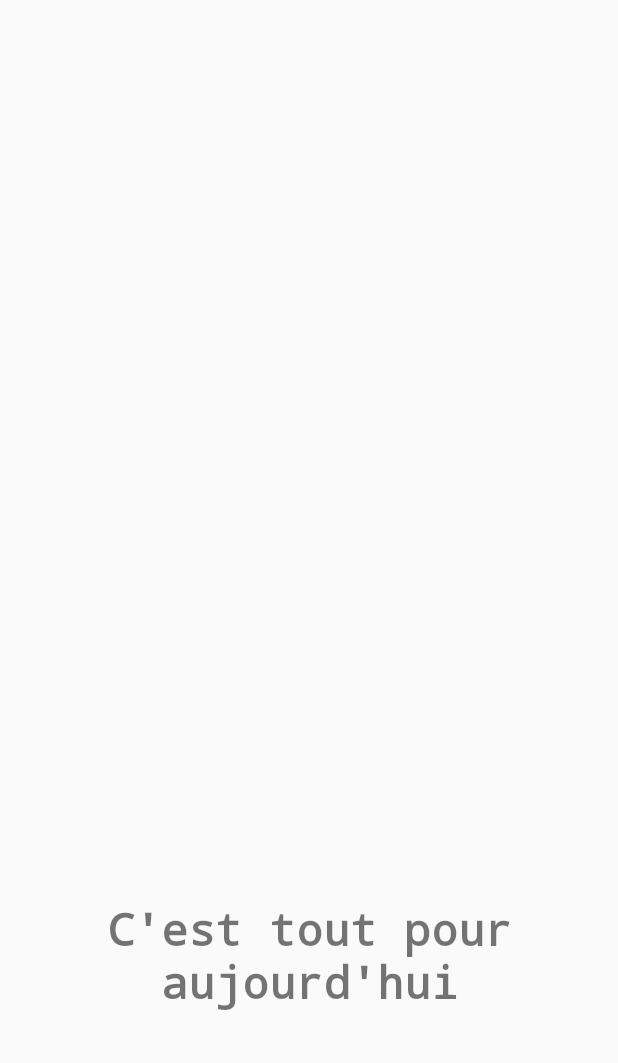
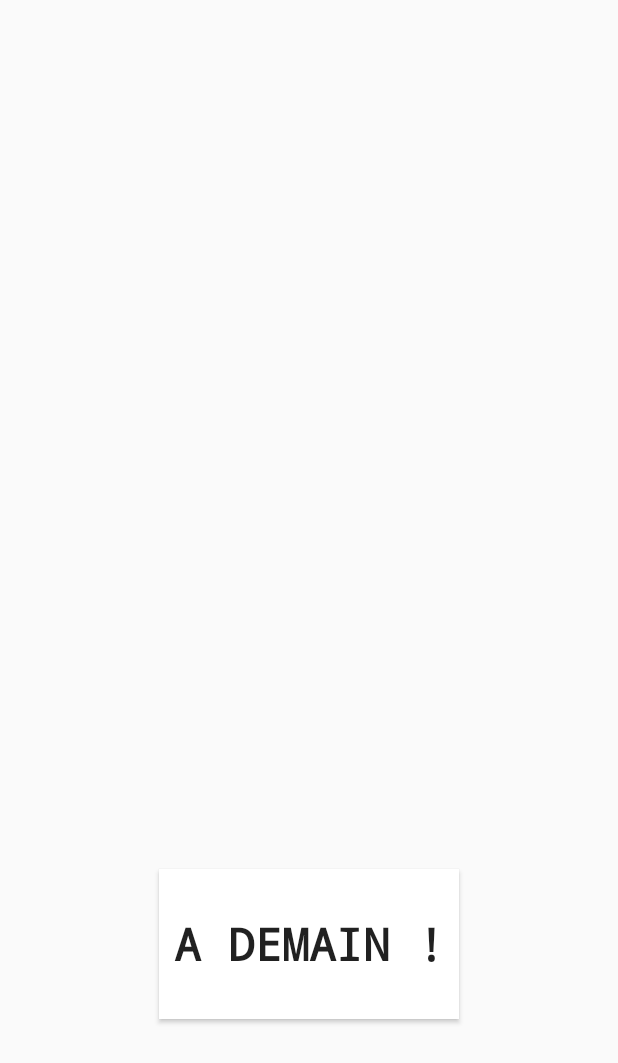
Before and after one commit to azze-r/inTouch, an Android app: the screen it shows after launch (MainActivity), on a phone screen of 412 x 824 dp. Shown: the top 1063 px of the screen. Run offline under Robolectric (Android 15) with nearby library versions, the phone set to English and light mode, and no system bars; libraries missing offline, so code that uses them is left out: com.yuyakaido.android, io.realm, io.realm.kotlin; plain views replace CardStackView; 8 statements that could not run were skipped.

Commit message:
udpate design and logo

```diff
--- a/app/build.gradle
+++ b/app/build.gradle
@@ -5,13 +5,13 @@ apply plugin: 'kotlin-android-extensions'
 apply plugin: 'realm-android'
 
 android {
-    compileSdkVersion 31
+    compileSdkVersion 33
     buildToolsVersion "29.0.3"
 
     defaultConfig {
         applicationId "com.example.stayconnected"
         minSdkVersion 21
-        targetSdkVersion 31
+        targetSdkVersion 33
         versionCode 2
         versionName "2.0"
 
--- a/app/src/main/AndroidManifest.xml
+++ b/app/src/main/AndroidManifest.xml
@@ -6,10 +6,9 @@
 
     <application
         android:allowBackup="true"
-        android:icon="@mipmap/touch"
+        android:icon="@drawable/logo_fam"
         android:label="@string/app_name"
         android:supportsRtl="true"
-
         android:theme="@style/AppTheme">
 
         <activity android:name=".sample.ui.PermissionsActivity"
--- a/app/src/main/java/com/example/stayconnected/sample/ui/MainActivity.kt
+++ b/app/src/main/java/com/example/stayconnected/sample/ui/MainActivity.kt
@@ -10,6 +10,7 @@ import android.view.View
 import android.view.animation.LinearInterpolator
 import android.widget.TextView
 import androidx.appcompat.app.AppCompatActivity
+import androidx.core.view.isVisible
 import androidx.drawerlayout.widget.DrawerLayout
 import androidx.recyclerview.widget.DefaultItemAnimator
 import androidx.recyclerview.widget.DiffUtil
@@ -58,9 +59,13 @@ class MainActivity : AppCompatActivity(), CardStackListener {
 
         populateContacts()
 
+        endView.setOnClickListener {
+            onBackPressedDispatcher.onBackPressed()
+        }
     }
 
-    fun populateContacts(){
+
+    private fun populateContacts(){
         val sharedPref = this.getPreferences(Context.MODE_PRIVATE) ?: return
 
         Realm.init(this)
@@ -187,7 +192,8 @@ class MainActivity : AppCompatActivity(), CardStackListener {
     }
 
     override fun onBackPressed() {
-        // do nothing
+        if (endView.isVisible)
+            onBackPressedDispatcher.onBackPressed()
     }
 
     override fun onCardDragging(direction: Direction, ratio: Float) {
--- a/app/src/main/java/com/example/stayconnected/sample/ui/PermissionsActivity.kt
+++ b/app/src/main/java/com/example/stayconnected/sample/ui/PermissionsActivity.kt
@@ -119,6 +119,7 @@ class PermissionsActivity : AppCompatActivity(),ActivityCompat.OnRequestPermissi
     }
 
     private fun startCamera() {
+        finishAndRemoveTask()
         val intent = Intent(this, MainActivity::class.java)
         startActivity(intent)
     }
--- a/app/src/main/res/layout/activity_auth.xml
+++ b/app/src/main/res/layout/activity_auth.xml
@@ -4,5 +4,4 @@
     xmlns:tools="http://schemas.android.com/tools"
     android:layout_width="match_parent"
     android:layout_height="match_parent"
-    android:id="@+id/main_layout"
-    tools:context=".sample.AuthActivity"/>
+    android:id="@+id/main_layout"/>
--- a/app/src/main/res/layout/activity_main.xml
+++ b/app/src/main/res/layout/activity_main.xml
@@ -17,10 +17,6 @@
         app:layout_constraintTop_toTopOf="parent">
 
         <com.yuyakaido.android.cardstackview.CardStackView
-            android:layout_marginStart="20dp"
-            android:layout_marginTop="40dp"
-            android:layout_marginEnd="20dp"
-            android:layout_marginBottom="40dp"
             android:id="@+id/card_stack_view"
             android:layout_width="match_parent"
             android:layout_height="match_parent"
@@ -30,23 +26,24 @@
 
     </androidx.drawerlayout.widget.DrawerLayout>
 
-        <TextView
+        <Button
             android:id="@+id/endView"
-            android:layout_width="0dp"
-            android:layout_height="wrap_content"
+            android:layout_width="200dp"
+            android:layout_height="100dp"
             android:layout_marginStart="8dp"
             android:layout_marginEnd="8dp"
             android:fontFamily="monospace"
             android:gravity="center"
             android:text="@string/textEnd"
             android:textSize="30sp"
+            android:background="@android:color/white"
             android:textStyle="bold"
             app:layout_constraintBottom_toBottomOf="parent"
             app:layout_constraintEnd_toEndOf="parent"
             app:layout_constraintStart_toStartOf="parent"
             app:layout_constraintTop_toTopOf="parent"
             app:layout_constraintVertical_bias="0.8">
-        </TextView>
+        </Button>
 
 
 
--- a/app/src/main/res/values/strings.xml
+++ b/app/src/main/res/values/strings.xml
@@ -2,5 +2,5 @@
     <string name="app_name">inTouch</string>
     <!-- NavigationView -->
     <string name="authorisez_la_lecture_des_contacts"> Authorisez la lecture des contacts </string>
-    <string name="textEnd">C\'est tout pour aujourd\'hui</string>
+    <string name="textEnd">A Demain !</string>
 </resources>
--- a/build.gradle
+++ b/build.gradle
@@ -10,7 +10,7 @@ buildscript {
         }
     }
     dependencies {
-        classpath 'com.android.tools.build:gradle:3.5.4'
+        classpath 'com.android.tools.build:gradle:3.6.4'
         classpath "org.jetbrains.kotlin:kotlin-gradle-plugin:$kotlin_version"
         classpath "io.realm:realm-gradle-plugin:6.0.2"
 
```
Also changed, not shown: app/src/main/res/drawable/logo_fam.png (added), 1 other file.
